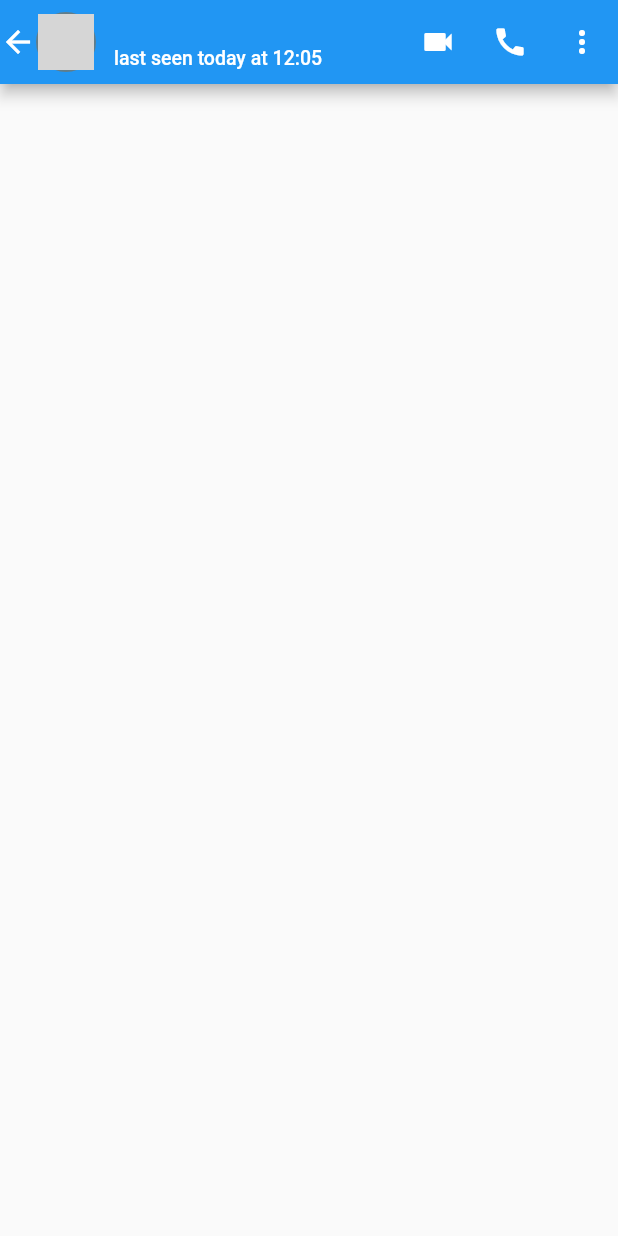
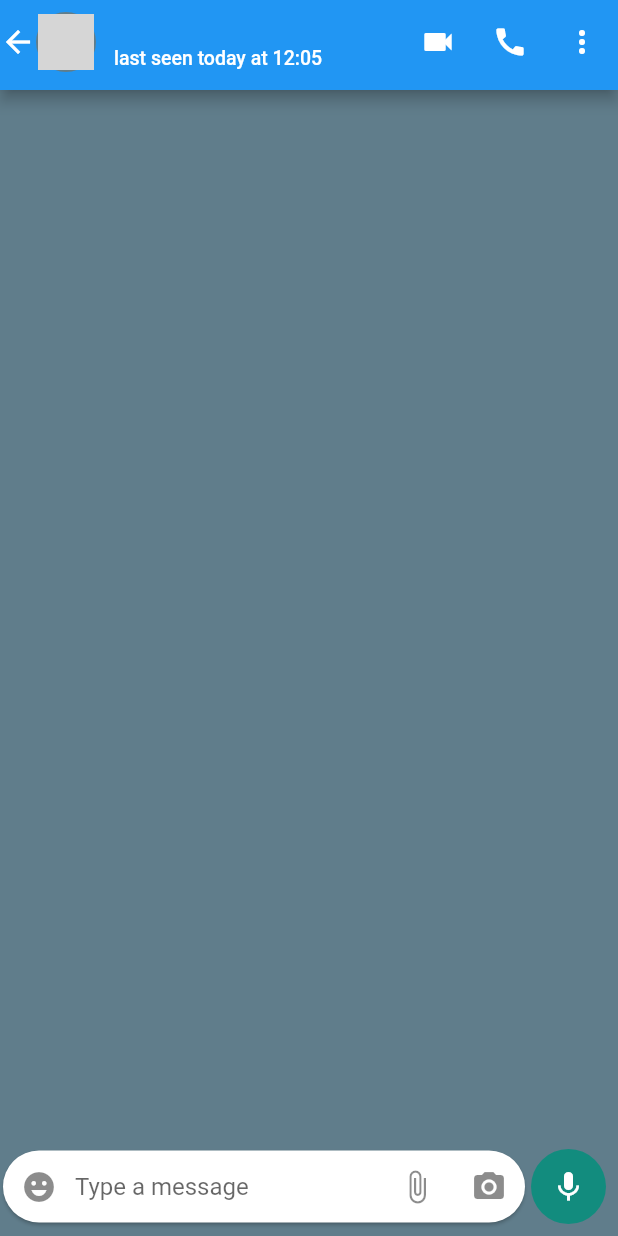
Before and after one commit to TrieuNam/chat_app, a Flutter app: the IndividualPage screen opened directly with empty values, on a phone screen of 412 x 824 dp. Run offline on Flutter 3.47's test engine with Material 2 defaults, Android fonts, the phone set to English and light mode, and no system bars; our stand-ins replace flutter_svg; Roboto replaces fonts that are missing (OpenSans); grey boxes are pictures that could not be loaded.

Commit message:
Create Input Card like chat_app and Put in the Bottom of the Page

```diff
--- a/lib/Screens/Individualpage.dart
+++ b/lib/Screens/Individualpage.dart
@@ -15,7 +15,10 @@ class _IndividualPageState extends State<IndividualPage> {
   @override
   Widget build(BuildContext context) {
     return Scaffold(
-      appBar: AppBar(
+      backgroundColor: Colors.blueGrey,
+      appBar: PreferredSize(
+        preferredSize: Size.fromHeight(60),
+        child: AppBar(
           leadingWidth: 70,
           titleSpacing: 0,
           leading: InkWell(
@@ -44,7 +47,7 @@ class _IndividualPageState extends State<IndividualPage> {
             ),
           ),
           title: InkWell(
-          onTap: (){},
+            onTap: () {},
             child: Container(
               margin: EdgeInsets.all(6),
               child: Column(
@@ -67,8 +70,11 @@ class _IndividualPageState extends State<IndividualPage> {
             ),
           ),
           actions: [
-          IconButton( icon: Icon(Icons.videocam),onPressed: (){},),
-          IconButton(onPressed: (){}, icon:Icon(Icons.call)),
+            IconButton(
+              icon: Icon(Icons.videocam),
+              onPressed: () {},
+            ),
+            IconButton(onPressed: () {}, icon: Icon(Icons.call)),
             PopupMenuButton<String>(onSelected: (value) {
               print(value);
             }, itemBuilder: (BuildContext context) {
@@ -101,6 +107,66 @@ class _IndividualPageState extends State<IndividualPage> {
             })
           ],
         ),
+      ),
+      body: Container(
+        height: MediaQuery.of(context).size.height,
+        width: MediaQuery.of(context).size.width,
+        child: Stack(
+          children: [
+            ListView(),
+            Align(
+              alignment: Alignment.bottomCenter,
+              child: Row(
+                children: [
+                  Container(
+                    width: MediaQuery.of(context).size.width - 60,
+                    child: Card(
+                        margin: EdgeInsets.only(left: 2, right: 2, bottom: 8),
+                        shape: RoundedRectangleBorder(
+                            borderRadius: BorderRadius.circular(25)),
+                        child: TextFormField(
+                          textAlignVertical: TextAlignVertical.center,
+                          keyboardType: TextInputType.multiline,
+                          maxLines: 5,
+                          minLines: 1,
+                          decoration: InputDecoration(
+                              border: InputBorder.none,
+                              hintText: "Type a message",
+                              prefixIcon: IconButton(
+                                icon: Icon(Icons.emoji_emotions),
+                                onPressed: () {},
+                              ),
+                              suffixIcon: Row(
+                                mainAxisSize: MainAxisSize.min,
+                                children: [
+                                  IconButton(
+                                      onPressed: () {},
+                                      icon: Icon(Icons.attach_file)),
+                                  IconButton(
+                                      onPressed: () {},
+                                      icon: Icon(Icons.camera_alt)),
+                                ],
+                              ),
+                              contentPadding: EdgeInsets.all(5)),
+                        )),
+                  ),
+                  Padding(
+                      padding: EdgeInsets.only(bottom: 8, right: 5,left: 2),
+                      child: CircleAvatar(
+                        radius: 25,
+                        backgroundColor: Color(0xFF128C7E),
+                        child: IconButton(
+                          onPressed: () {},
+                          icon: Icon(Icons.mic),
+                          color: Colors.white,
+                        ),
+                      )),
+                ],
+              ),
+            ),
+          ],
+        ),
+      ),
     );
   }
 }
--- a/lib/main.dart
+++ b/lib/main.dart
@@ -23,8 +23,9 @@ class MyApp extends StatelessWidget {
         // or simply save your changes to "hot reload" in a Flutter IDE).
         // Notice that the counter didn't reset back to zero; the application
         // is not restarted.
-        fontFamily: "OpenSans",
-        primarySwatch: Colors.blue,
+          fontFamily: "OpenSans",
+          primaryColor: Color(0xFF075E54),
+        colorScheme: ColorScheme.fromSwatch().copyWith(secondary: Color(0xFF128C7E)),
       ),
       home: const HomeScreen(),
     );
```
Lines whose indentation alone changed are shown as unchanged.
